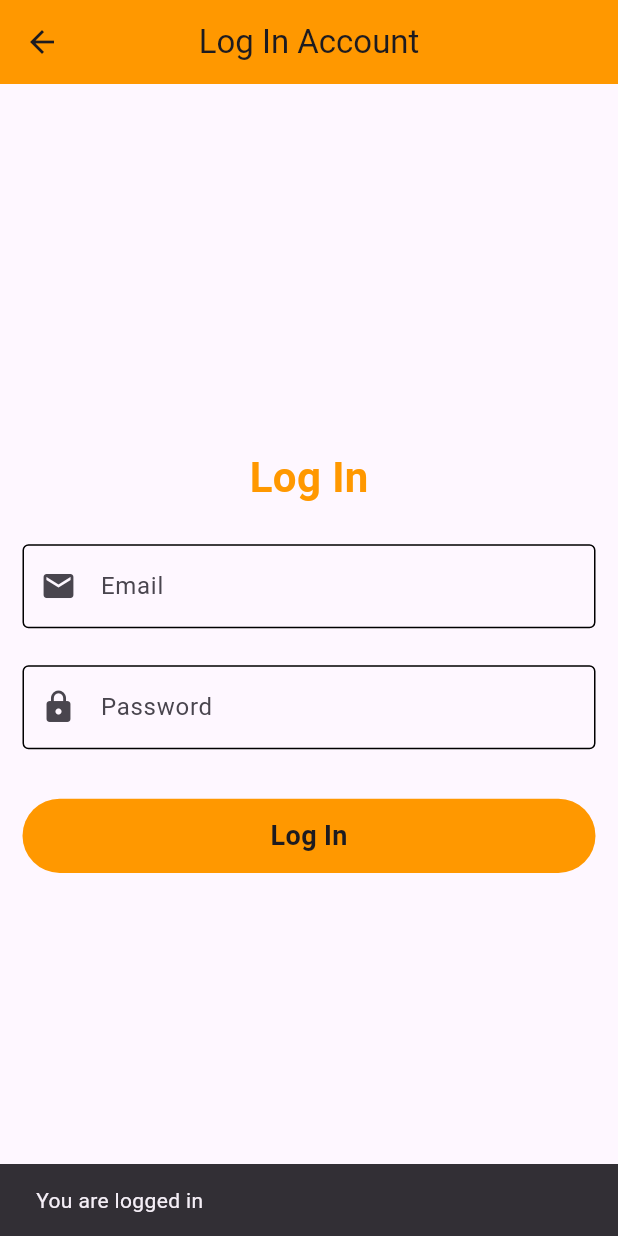
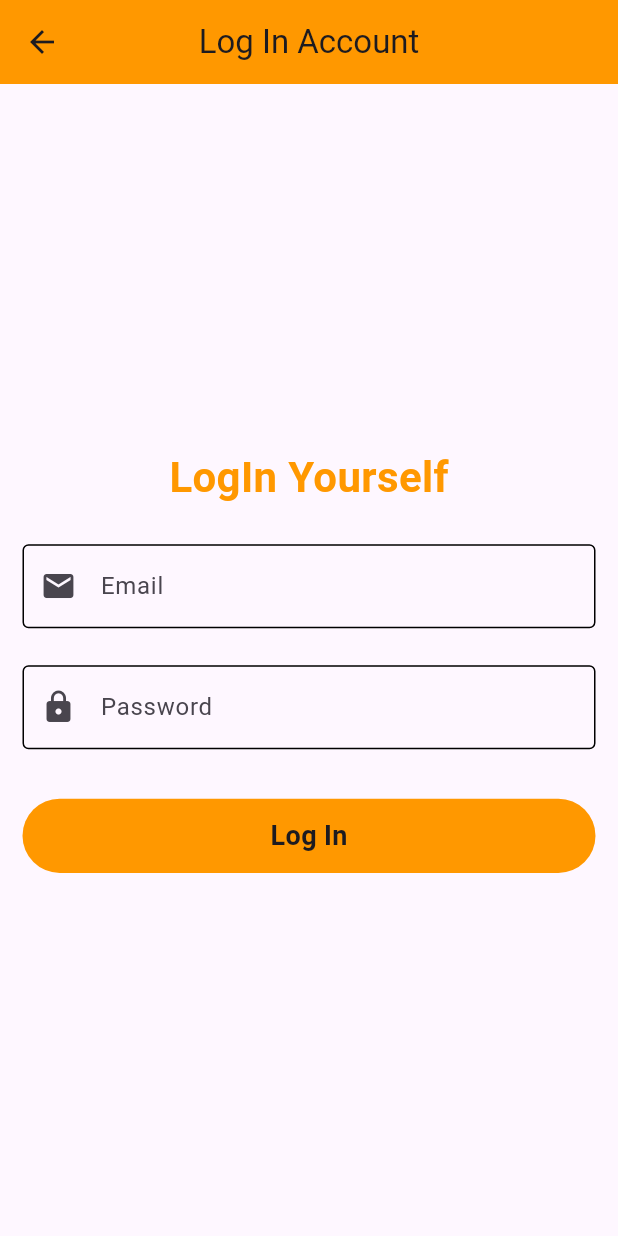
Before and after one commit to shahsawarkhanzada/blog_app_with_firebase, a Flutter app: the LoginScreen screen opened directly, after a tap on "Log In", on a phone screen of 412 x 824 dp. Run offline on Flutter 3.47's test engine with Material 3 defaults, Android fonts, the phone set to English and light mode, and no system bars; our stand-ins replace firebase_auth, firebase_core; accounts and stored records are empty; network calls fail.

Commit message:
register and login screens are finalized

```diff
--- a/lib/auth/Login_screen.dart
+++ b/lib/auth/Login_screen.dart
@@ -1,5 +1,6 @@
 // ignore_for_file: use_build_context_synchronously
 
+import 'package:blog_app/View/HomeScreen.dart';
 import 'package:firebase_auth/firebase_auth.dart';
 import 'package:flutter/material.dart';
 
@@ -37,7 +38,7 @@ class _LoginScreenState extends State<LoginScreen> {
             crossAxisAlignment: CrossAxisAlignment.center,
             children: [
               const Text(
-                'Log In',
+                'LogIn Yourself',
                 style: TextStyle(
                     color: Colors.orange,
                     fontSize: 28,
@@ -86,12 +87,33 @@ class _LoginScreenState extends State<LoginScreen> {
                     InkWell(
                       onTap: () async {
                         try {
-                          auth.signInWithEmailAndPassword(
-                              email: emailController.text.toString(),
-                              password: passwordController.text.toString());
+                          await auth.signInWithEmailAndPassword(
+                              email: emailController.text.trim(),
+                              password: passwordController.text.trim());
                           ScaffoldMessenger.of(context).showSnackBar(
                               const SnackBar(
                                   content: Text('You are logged in')));
+
+                          Navigator.push(
+                              context,
+                              MaterialPageRoute(
+                                  builder: (context) => HomeScreen()));
+                        } on FirebaseAuthException catch (e) {
+                          if (e.code == 'invalid-email') {
+                            ScaffoldMessenger.of(context).showSnackBar(
+                                const SnackBar(
+                                    content: Text('Invalid email format')));
+                          } else if (e.code == 'wrong-password') {
+                            ScaffoldMessenger.of(context).showSnackBar(
+                                const SnackBar(
+                                    content:
+                                        Text('Incorrect password entered')));
+                          } else if (e.code == 'user-not-found') {
+                            ScaffoldMessenger.of(context).showSnackBar(
+                                const SnackBar(
+                                    content:
+                                        Text('No user found with this email')));
+                          }
                         } catch (e) {
                           ScaffoldMessenger.of(context).showSnackBar(
                               SnackBar(content: Text(e.toString())));
```
Also changed, not shown: lib/View/HomeScreen.dart (added, +23 -0 lines), lib/auth/Register_screen.dart (+21 -3 lines).
